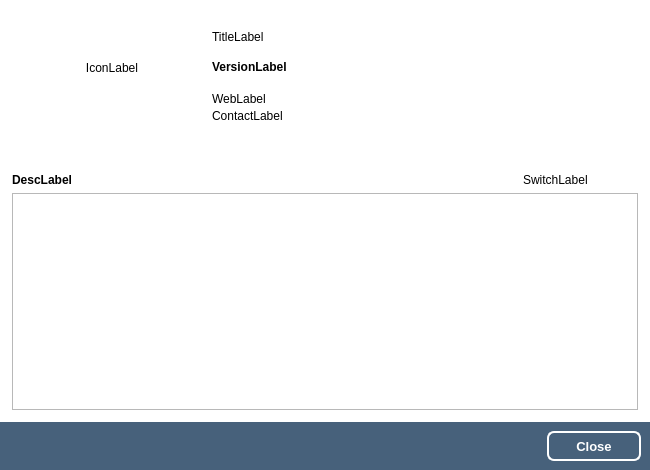
This is src/openfluid/ui/common/AboutDialog.ui in OpenFLUID/openfluid as Qt 5 draws it before an edit. The edited form follows.
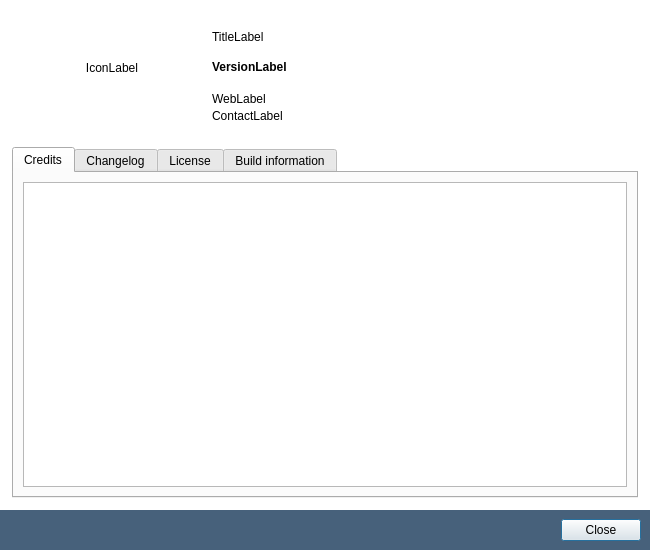
This is the edited form. Custom widgets are drawn as their Qt base class.

Commit message:
Rich information in About dialog box
* Updated layout of About dialog
* Added changelog information in about dialog
* Added build information in about dialog
* Added build information header file
* Modified AUTHORS and CHANGELOG files format to Markdown
* Moved LICENSE and AUTHORS contents into a Qt resource file
* Added version numbers in internal CMake module for RapidJSON
* Switched to version 2.1.5~alpha1
* Cleaned code

Patch:
```diff
--- a/src/openfluid/ui/common/AboutDialog.ui
+++ b/src/openfluid/ui/common/AboutDialog.ui
@@ -10,7 +10,7 @@
     <x>0</x>
     <y>0</y>
     <width>650</width>
-    <height>470</height>
+    <height>550</height>
    </rect>
   </property>
   <property name="sizePolicy">
@@ -22,13 +22,13 @@
   <property name="minimumSize">
    <size>
     <width>650</width>
-    <height>470</height>
+    <height>550</height>
    </size>
   </property>
   <property name="maximumSize">
    <size>
     <width>650</width>
-    <height>470</height>
+    <height>550</height>
    </size>
   </property>
   <property name="baseSize">
@@ -43,7 +43,7 @@
   <property name="styleSheet">
    <string notr="true">QDialog {background-color : white;}</string>
   </property>
-  <layout class="QVBoxLayout" name="verticalLayout" stretch="0,1,0">
+  <layout class="QVBoxLayout" name="verticalLayout" stretch="0,0,0">
    <property name="spacing">
     <number>0</number>
    </property>
@@ -196,103 +196,66 @@
       <number>12</number>
      </property>
      <item>
-      <layout class="QHBoxLayout" name="DescLayout">
-       <property name="leftMargin">
+      <widget class="QTabWidget" name="ContentTabWidget">
+       <property name="currentIndex">
         <number>0</number>
        </property>
-       <property name="bottomMargin">
-        <number>6</number>
-       </property>
-       <item>
-        <widget class="QLabel" name="DescLabel">
-         <property name="sizePolicy">
-          <sizepolicy hsizetype="Preferred" vsizetype="Maximum">
-           <horstretch>0</horstretch>
-           <verstretch>0</verstretch>
-          </sizepolicy>
-         </property>
-         <property name="minimumSize">
-          <size>
-           <width>0</width>
-           <height>40</height>
-          </size>
-         </property>
-         <property name="font">
-          <font>
-           <weight>75</weight>
-           <bold>true</bold>
-          </font>
-         </property>
-         <property name="text">
-          <string notr="true">DescLabel</string>
-         </property>
-         <property name="alignment">
-          <set>Qt::AlignBottom|Qt::AlignLeading|Qt::AlignLeft</set>
-         </property>
-        </widget>
-       </item>
-       <item>
-        <spacer name="horizontalSpacer">
-         <property name="orientation">
-          <enum>Qt::Horizontal</enum>
-         </property>
-         <property name="sizeHint" stdset="0">
-          <size>
-           <width>40</width>
-           <height>20</height>
-          </size>
-         </property>
-        </spacer>
-       </item>
-       <item>
-        <widget class="openfluid::ui::common::ActionLabel" name="SwitchLabel">
-         <property name="text">
-          <string notr="true">SwitchLabel</string>
-         </property>
-         <property name="alignment">
-          <set>Qt::AlignBottom|Qt::AlignLeading|Qt::AlignLeft</set>
-         </property>
-        </widget>
-       </item>
-       <item>
-        <spacer name="horizontalSpacer_2">
-         <property name="orientation">
-          <enum>Qt::Horizontal</enum>
-         </property>
-         <property name="sizeType">
-          <enum>QSizePolicy::Fixed</enum>
-         </property>
-         <property name="sizeHint" stdset="0">
-          <size>
-           <width>50</width>
-           <height>20</height>
-          </size>
-         </property>
-        </spacer>
-       </item>
-      </layout>
-     </item>
-     <item>
-      <widget class="QTextEdit" name="InfosEdit">
-       <property name="frameShape">
-        <enum>QFrame::StyledPanel</enum>
-       </property>
-       <property name="frameShadow">
-        <enum>QFrame::Plain</enum>
-       </property>
-       <property name="documentTitle">
-        <string notr="true"/>
-       </property>
-       <property name="html">
-        <string notr="true">&lt;!DOCTYPE HTML PUBLIC &quot;-//W3C//DTD HTML 4.0//EN&quot; &quot;http://www.w3.org/TR/REC-html40/strict.dtd&quot;&gt;
-&lt;html&gt;&lt;head&gt;&lt;meta name=&quot;qrichtext&quot; content=&quot;1&quot; /&gt;&lt;style type=&quot;text/css&quot;&gt;
-p, li { white-space: pre-wrap; }
-&lt;/style&gt;&lt;/head&gt;&lt;body style=&quot; font-family:'Ubuntu'; font-size:11pt; font-weight:400; font-style:normal;&quot;&gt;
-&lt;p style=&quot;-qt-paragraph-type:empty; margin-top:0px; margin-bottom:0px; margin-left:0px; margin-right:0px; -qt-block-indent:0; text-indent:0px;&quot;&gt;&lt;br /&gt;&lt;/p&gt;&lt;/body&gt;&lt;/html&gt;</string>
-       </property>
-       <property name="textInteractionFlags">
-        <set>Qt::TextSelectableByKeyboard|Qt::TextSelectableByMouse</set>
-       </property>
+       <widget class="QWidget" name="CreditsTab">
+        <attribute name="title">
+         <string>Credits</string>
+        </attribute>
+        <layout class="QVBoxLayout" name="verticalLayout_3">
+         <item>
+          <widget class="QTextEdit" name="CreditsEdit">
+           <property name="readOnly">
+            <bool>true</bool>
+           </property>
+          </widget>
+         </item>
+        </layout>
+       </widget>
+       <widget class="QWidget" name="ChangelogTab">
+        <attribute name="title">
+         <string>Changelog</string>
+        </attribute>
+        <layout class="QVBoxLayout" name="verticalLayout_4">
+         <item>
+          <widget class="QTextEdit" name="ChangelogEdit">
+           <property name="readOnly">
+            <bool>true</bool>
+           </property>
+          </widget>
+         </item>
+        </layout>
+       </widget>
+       <widget class="QWidget" name="LicenceTab">
+        <attribute name="title">
+         <string>License</string>
+        </attribute>
+        <layout class="QVBoxLayout" name="verticalLayout_5">
+         <item>
+          <widget class="QTextEdit" name="LicenseEdit">
+           <property name="readOnly">
+            <bool>true</bool>
+           </property>
+          </widget>
+         </item>
+        </layout>
+       </widget>
+       <widget class="QWidget" name="BuildInfoTab">
+        <attribute name="title">
+         <string>Build information</string>
+        </attribute>
+        <layout class="QVBoxLayout" name="verticalLayout_6">
+         <item>
+          <widget class="QTextEdit" name="BuildInfoEdit">
+           <property name="readOnly">
+            <bool>true</bool>
+           </property>
+          </widget>
+         </item>
+        </layout>
+       </widget>
       </widget>
      </item>
     </layout>
@@ -327,27 +290,7 @@
          </size>
         </property>
         <property name="styleSheet">
-         <string notr="true">QPushButton {
-color: white;
-background-color: rgb(71,97,123);
-border-width: 2px;
-border-color: white;
-border-style: solid;
-border-radius: 7;
-padding: 3px;
-font-size: 13px;
-padding-left: 5px;
-padding-right: 5px;
-min-width: 80px;
-max-width: 80px;
-min-height: 20px;
-max-height: 20px;
-font : bold;
-}
-QPushButton:pressed{ background-color: white; }
-QPushButton:focus:pressed{ background-color: white; }
-QPushButton:focus{ background-color: white; }
-QPushButton:hover{ background-color: #86AE39; }</string>
+         <string notr="true"/>
         </property>
         <property name="standardButtons">
          <set>QDialogButtonBox::Close</set>
@@ -365,11 +308,6 @@
    <extends>QLabel</extends>
    <header location="global">openfluid/ui/common/ClickableLabel.hpp</header>
   </customwidget>
-  <customwidget>
-   <class>openfluid::ui::common::ActionLabel</class>
-   <extends>QLabel</extends>
-   <header location="global">openfluid/ui/common/ActionLabel.hpp</header>
-  </customwidget>
  </customwidgets>
  <resources/>
  <connections/>
```
The commit also changes 14 other files.
